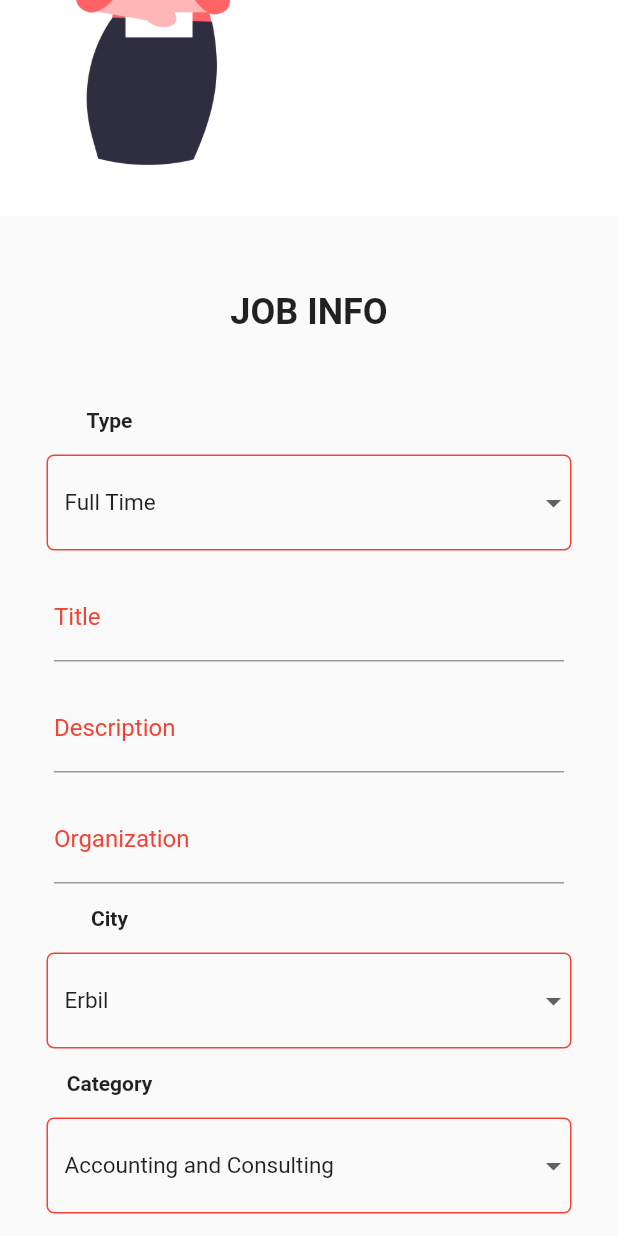
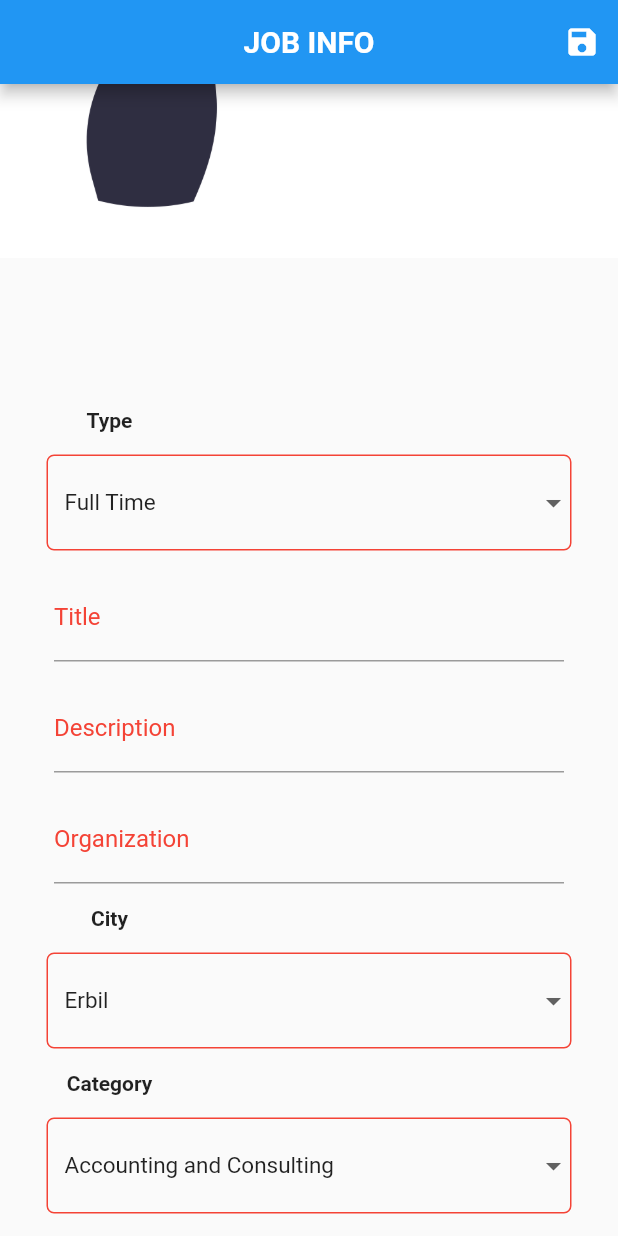
Before and after one commit to areeahmed/assignmentjobscreen, a Flutter app: the screen it shows after launch, on a phone screen of 412 x 824 dp. Run offline on Flutter 3.47's test engine with Material 2 defaults, Android fonts, the phone set to English and light mode, and no system bars.

Commit message:
finished assignment

```diff
--- a/lib/src/screens/job_screen.dart
+++ b/lib/src/screens/job_screen.dart
@@ -44,11 +44,22 @@ class deferent extends State<JobScreenPage> {
   TextEditingController titleTextEditingController = TextEditingController();
   TextEditingController descriptionTextEditingController =
       TextEditingController();
-
-  DateTime date = DateTime.now();
+  TextEditingController dateController = TextEditingController();
   @override
   Widget build(BuildContext context) {
     return Scaffold(
+      appBar: AppBar(
+          centerTitle: true,
+          title: Text(
+            'JOB INFO',
+            style: headerTextStyle(),
+          ),
+          actions: [
+            IconButton(
+              onPressed: () {},
+              icon: Icon(Icons.save),
+            )
+          ]),
       body: Center(
         child: SingleChildScrollView(
           reverse: true,
@@ -61,10 +72,6 @@ class deferent extends State<JobScreenPage> {
               ),
               Container(
                 margin: EdgeInsets.all(50),
-                child: Text(
-                  'JOB INFO',
-                  style: headerTextStyle(),
-                ),
               ),
               Column(
                 mainAxisAlignment: MainAxisAlignment.center,
@@ -163,7 +170,7 @@ class deferent extends State<JobScreenPage> {
   TextStyle headerTextStyle() {
     return TextStyle(
       fontWeight: FontWeight.bold,
-      fontSize: 24,
+      fontSize: 20,
     );
   }
 
--- a/pubspec.yaml
+++ b/pubspec.yaml
@@ -34,6 +34,7 @@ dependencies:
   # The following adds the Cupertino Icons font to your application.
   # Use with the CupertinoIcons class for iOS style icons.
   cupertino_icons: ^1.0.2
+  get: ^4.6.5
 
 dev_dependencies:
   flutter_test:
```
Also changed, not shown: pubspec.lock.
